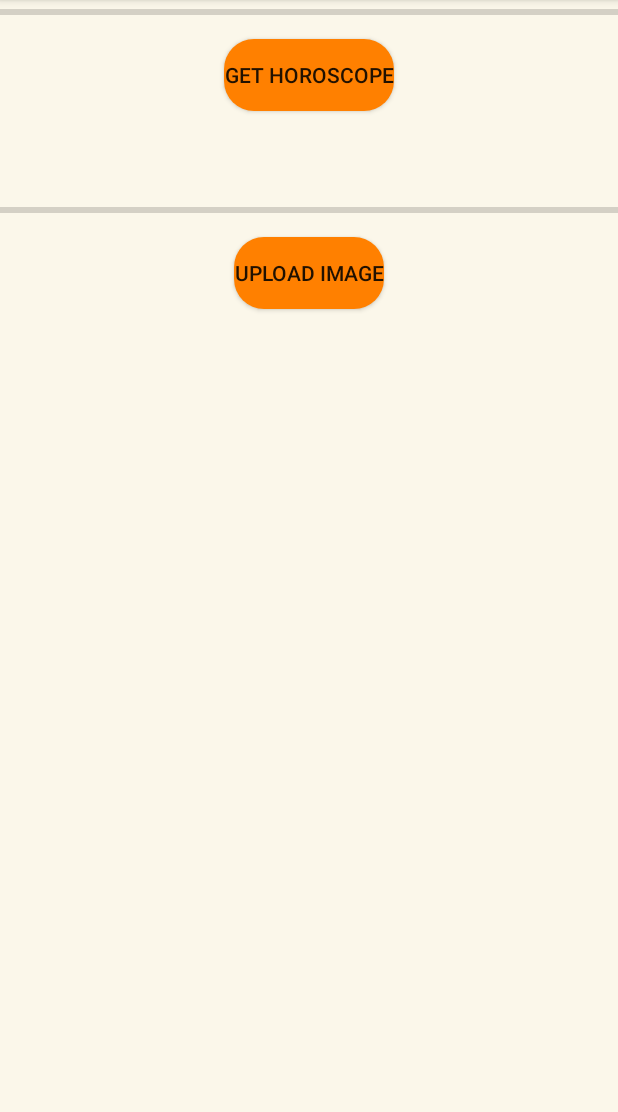
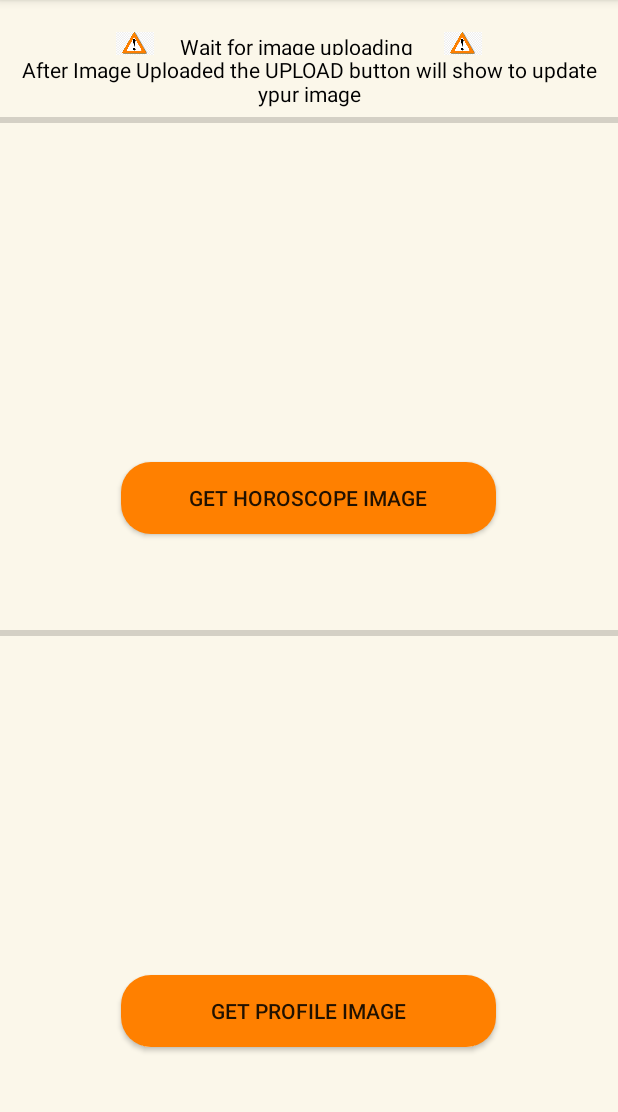
Before and after one commit to ACselvan/acselvan1, an Android app: the Matrimony_Image_Edit screen opened directly, with no data from a screen before it, on a phone screen of 412 x 824 dp, the part 84-1196 px from its top. Run offline under Robolectric (Android 15) with nearby library versions, the phone set to English and light mode, and no system bars; our stand-ins replace Firebase (no records; nobody signed in at launch, a user with empty details on screens opened directly), Picasso; pictures from the network do not load.

Commit message:
22/06/2020

```diff
--- a/app/src/main/res/layout/activity_matrimony__image__edit.xml
+++ b/app/src/main/res/layout/activity_matrimony__image__edit.xml
@@ -7,10 +7,76 @@
 
     android:layout_height="match_parent"
     tools:context=".Matrimony_Image_Edit">
+
     <LinearLayout
         android:layout_width="match_parent"
         android:layout_height="match_parent"
-        android:orientation="vertical">
+        android:orientation="vertical"
+        android:layout_gravity="center">
+        <LinearLayout
+            android:paddingTop="10dp"
+            android:layout_width="match_parent"
+            android:layout_height="25dp"
+            android:paddingLeft="60dp"
+            android:orientation="horizontal"
+            >
+            <LinearLayout
+                android:layout_width="wrap_content"
+                android:layout_height="wrap_content"
+
+                android:orientation="vertical">
+                <ImageView
+                    android:id="@+id/imageView3"
+                    android:layout_width="60dp"
+                    android:layout_height="match_parent"
+
+                    android:layout_weight="1"
+                    app:srcCompat="@drawable/exclamatory" />
+            </LinearLayout>
+
+            <LinearLayout
+                android:layout_width="wrap_content"
+                android:layout_height="wrap_content"
+
+                android:orientation="vertical">
+                <TextView
+
+                    android:layout_width="wrap_content"
+                    android:layout_height="wrap_content"
+
+                    android:text="Wait for image uploading "
+                    android:textColor="#000000" />
+            </LinearLayout>
+
+            <LinearLayout
+                android:layout_width="60dp"
+                android:layout_height="match_parent"
+
+                android:orientation="horizontal">
+
+                <ImageView
+                    android:id="@+id/imageView4"
+                    android:layout_width="wrap_content"
+                    android:layout_height="wrap_content"
+                    android:layout_weight="1"
+                    app:srcCompat="@drawable/exclamatory" />
+            </LinearLayout>
+        </LinearLayout>
+        <LinearLayout
+            android:layout_width="match_parent"
+            android:layout_height="match_parent"
+            android:layout_weight="1"
+            android:orientation="vertical">
+            <TextView
+                android:id="@+id/textView3"
+                android:layout_width="match_parent"
+                android:layout_height="wrap_content"
+                android:gravity="center"
+                android:layout_weight="1"
+                android:textColor="#000000"
+                android:text="After Image Uploaded the UPLOAD button will show to update ypur image" />
+
+        </LinearLayout>
     <LinearLayout
         android:layout_width="match_parent"
         android:layout_height="wrap_content"
@@ -28,14 +94,15 @@
 
         <ImageView
             android:id="@+id/iv_edit"
-            android:layout_width="match_parent"
-            android:layout_height="wrap_content"
+            android:layout_width="200dp"
+            android:layout_height="210dp"
+            android:layout_gravity="center"
             tools:srcCompat="@tools:sample/avatars" />
         <Button
             android:id="@+id/gethoroscope"
-            android:layout_width="wrap_content"
+            android:layout_width="250dp"
             android:layout_height="wrap_content"
-            android:text="get horoscope"
+            android:text="get horoscope IMAGE"
 
             android:background="@drawable/button"
             android:layout_gravity="center"
@@ -43,9 +110,9 @@
             />
         <Button
             android:id="@+id/uploadhoroscope_edit"
-            android:layout_width="wrap_content"
+            android:layout_width="250dp"
             android:layout_height="wrap_content"
-            android:text="PROCEED TO PAYMENT"
+            android:text="UPDATE HOROSCOPE IMAGE"
             android:layout_marginTop="10dp"
 
             android:background="@drawable/button"
@@ -70,26 +137,27 @@
 
         <ImageView
             android:id="@+id/iv1_edit"
-            android:layout_width="match_parent"
-            android:layout_height="wrap_content"
+            android:layout_width="200dp"
+            android:layout_height="210dp"
+            android:layout_gravity="center"
             tools:srcCompat="@tools:sample/avatars" />
         <Button
         android:id="@+id/uploadimage_edit"
-        android:layout_width="wrap_content"
+            android:layout_width="250dp"
         android:layout_height="wrap_content"
             android:background="@drawable/button"
             android:layout_gravity="center"
             android:layout_marginTop="10dp"
-        android:text="upload image" />
+        android:text="GET PROFILE IMAGE" />
 
         <Button
             android:id="@+id/uploadprofile_edit"
-            android:layout_width="wrap_content"
+            android:layout_width="250dp"
             android:layout_height="wrap_content"
             android:background="@drawable/button"
             android:layout_gravity="center"
             android:layout_marginTop="10dp"
-            android:text="PROCEED TO PAYMENT"
+            android:text="UPDATE PROFILE IMAGE"
             />
     </LinearLayout>
     </LinearLayout>
--- a/app/src/main/res/layout/business_drawer.xml
+++ b/app/src/main/res/layout/business_drawer.xml
@@ -5,9 +5,9 @@
     android:background="#fbf7ea"
     >
     <ImageView
-        android:layout_width="match_parent"
-        android:layout_height="wrap_content"
-
+        android:layout_width="300dp"
+        android:layout_height="350dp"
+        android:layout_gravity="center"
         android:id="@+id/profileimage_drawer_business"/>
     <TextView
         android:id="@+id/drawer_firmname_business"
```
Also changed, not shown: app/src/main/res/layout/activity_business__image__edit.xml (+87 -2 lines), app/src/main/res/layout/activity_employportal.xml (+9 -7 lines), app/src/main/res/layout/activity_getting__business_details.xml (+6 -6 lines), app/src/main/res/layout/activity_matrimony__edit.xml (+5 -4 lines), app/src/main/res/layout/activity_nr.xml (+30 -23 lines), app/src/main/res/layout/check.xml (+15 -12 lines).
